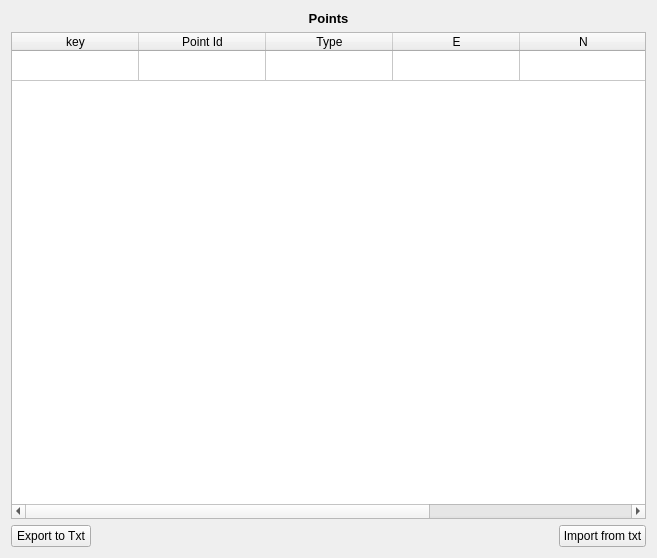
First picture: the form in trunk_PT/qt/formDisplay/PointsLayout.ui, repository e-foto/e-foto, before the edit.
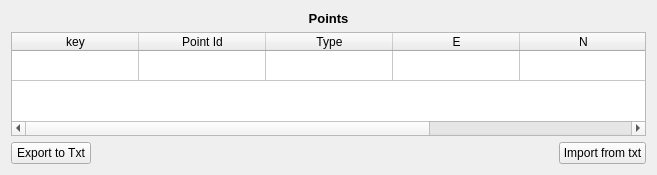
Second picture: the form after the edit.

Diff of the .ui file:
```diff
--- a/trunk_PT/qt/formDisplay/PointsLayout.ui
+++ b/trunk_PT/qt/formDisplay/PointsLayout.ui
@@ -7,7 +7,7 @@
     <x>0</x>
     <y>0</y>
     <width>657</width>
-    <height>558</height>
+    <height>175</height>
    </rect>
   </property>
   <property name="sizePolicy">
```
